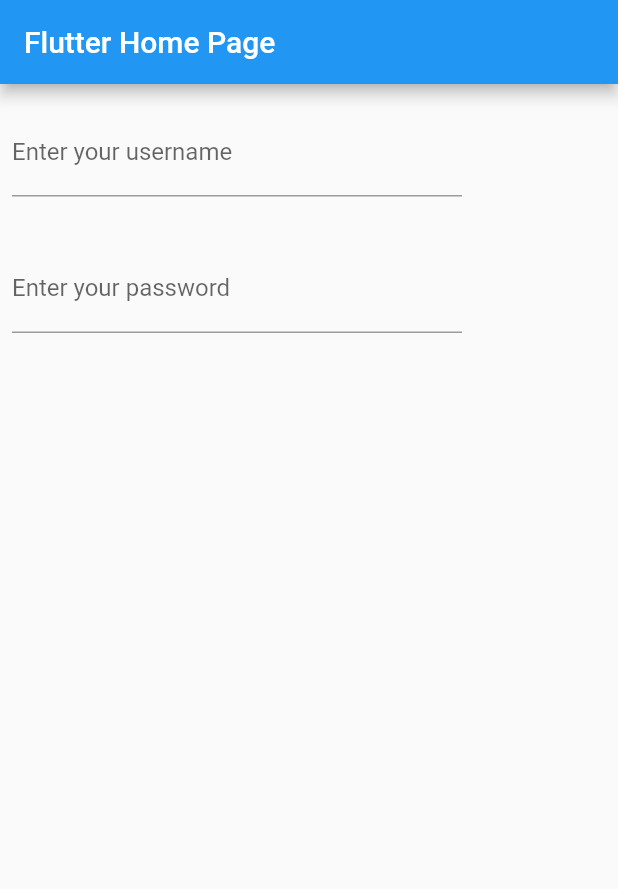
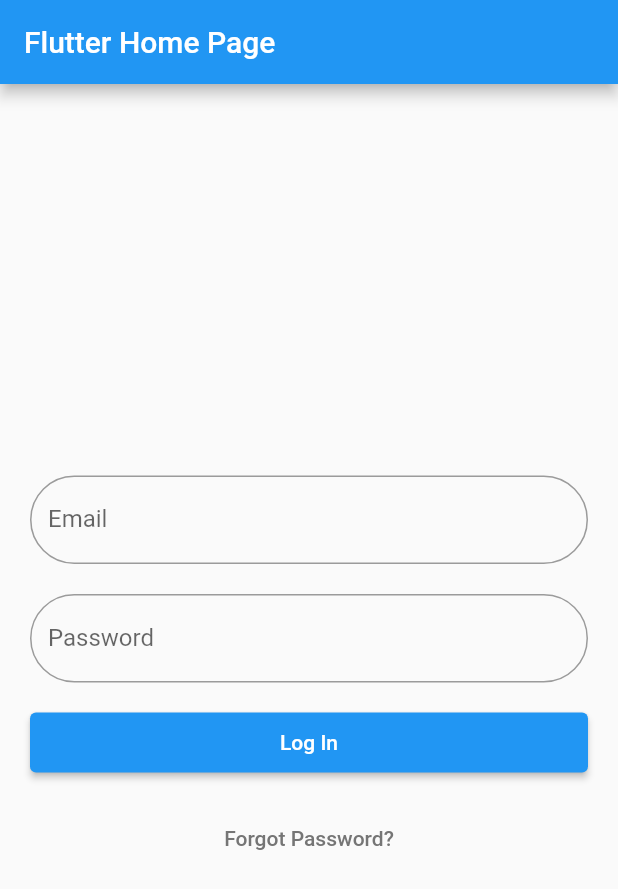
Before and after one commit to yosih48/dart, a Flutter app: the screen it shows after launch, on a phone screen of 412 x 824 dp. Shown: the top 889 px of the screen. Run offline on Flutter 3.47's test engine with Material 2 defaults, Android fonts, the phone set to English and light mode, and no system bars.

Commit message:
login page

```diff
--- a/lib/main.dart
+++ b/lib/main.dart
@@ -25,7 +25,7 @@
         // or simply save your changes to "hot reload" in a Flutter IDE).
         // Notice that the counter didn't reset back to zero; the application
         // is not restarted.
-        primarySwatch: Colors.red,
+        primarySwatch: Colors.blue,
       ),
       home: const MyHomePage(title: 'Flutter Home Page ', number: 52),
     );
--- a/lib/screen/login.dart
+++ b/lib/screen/login.dart
@@ -14,34 +14,59 @@
 class _MyHomePageState extends State<login> {
   @override
   Widget build(BuildContext context) {
-    return Column(
-      crossAxisAlignment: CrossAxisAlignment.start,
-      children: <Widget>[
-        Padding(
-          padding: const EdgeInsets.symmetric(horizontal: 8, vertical: 16),
-          child: Container(
-            width: 300, // Set the desired width here
-            child: TextFormField(
-              decoration: const InputDecoration(
-                border: UnderlineInputBorder(),
-                labelText: 'Enter your username',
+    return Center(
+      child: Column(
+        crossAxisAlignment: CrossAxisAlignment.center,
+        mainAxisAlignment: MainAxisAlignment.center,
+        children: <Widget>[
+          // Container(
+          //   padding: const EdgeInsets.fromLTRB(20, 20, 20, 70),
+          //   child: FlutterLogo(
+          //     size: 40,
+          //   ),
+          // ),
+          Container(
+            padding: const EdgeInsets.fromLTRB(20, 20, 20, 0),
+            child: TextField(
+              decoration: InputDecoration(
+                border: OutlineInputBorder(
+                  borderRadius: BorderRadius.circular(90.0),
+                ),
+                labelText: 'Email',
               ),
             ),
           ),
-        ),
-        Padding(
-          padding: const EdgeInsets.symmetric(horizontal: 8, vertical: 16),
-          child: Container(
-            width: 300, // Set the desired width here
-            child: TextFormField(
-              decoration: const InputDecoration(
-                border: UnderlineInputBorder(),
-                labelText: 'Enter your password',
+          Container(
+            padding: const EdgeInsets.fromLTRB(20, 20, 20, 0),
+            child: TextField(
+              obscureText: true,
+              decoration: InputDecoration(
+                border: OutlineInputBorder(
+                  borderRadius: BorderRadius.circular(90.0),
+                ),
+                labelText: 'Password',
               ),
             ),
           ),
-        ),
-      ],
+          Container(
+              height: 80,
+              padding: const EdgeInsets.all(20),
+              child: ElevatedButton(
+                style: ElevatedButton.styleFrom(
+                  minimumSize: const Size.fromHeight(50),
+                ),
+                child: const Text('Log In'),
+                onPressed: () {},
+              )),
+          TextButton(
+            onPressed: () {},
+            child: Text(
+              'Forgot Password?',
+              style: TextStyle(color: Colors.grey[600]),
+            ),
+          ),
+        ],
+      ),
     );
   }
 }
--- a/lib/stless.dart
+++ b/lib/stless.dart
@@ -5,6 +5,34 @@
 
   @override
   Widget build(BuildContext context) {
-    return const Placeholder();
+    return  Column(
+      crossAxisAlignment: CrossAxisAlignment.start,
+      children: <Widget>[
+        Padding(
+          padding: const EdgeInsets.symmetric(horizontal: 8, vertical: 16),
+          child: Container(
+            width: 300, // Set the desired width here
+            child: TextFormField(
+              decoration: const InputDecoration(
+                border: UnderlineInputBorder(),
+                labelText: 'Enter your username',
+              ),
+            ),
+          ),
+        ),
+        Padding(
+          padding: const EdgeInsets.symmetric(horizontal: 8, vertical: 16),
+          child: Container(
+            width: 300, // Set the desired width here
+            child: TextFormField(
+              decoration: const InputDecoration(
+                border: UnderlineInputBorder(),
+                labelText: 'Enter your password',
+              ),
+            ),
+          ),
+        ),
+      ],
+    );
   }
 }
```
